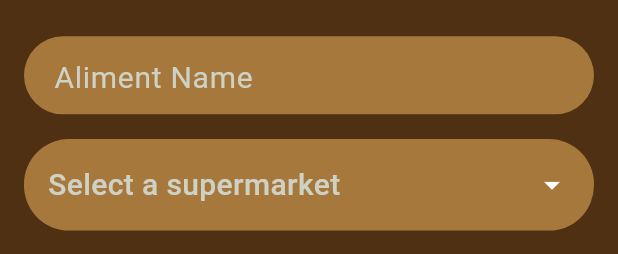
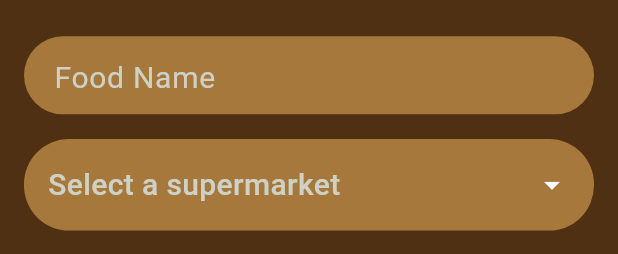
Before and after one commit to Sergio-Hernando/NutriTeca, a Flutter app: the AddAlimentForm widget shown alone on an empty page, opened directly, on a phone screen of 412 x 824 dp. Shown: the top 254 px of the screen. Run offline on Flutter 3.47's test engine with Material 3 defaults, Android fonts, the phone set to English and light mode, and no system bars; drawn by our look-alikes of animated_custom_dropdown; our stand-ins replace carousel_slider, curved_navigation_bar, dio, flutter_bloc, flutter_svg, freezed_annotation and 6 more; accounts and stored records are empty; generated files the repository leaves out were written again; network calls fail.

Commit message:
some new changes for solve problems

```diff
--- a/langs/app_de.arb
+++ b/langs/app_de.arb
@@ -70,5 +70,7 @@
     "splashText": "Die perfekte App, um zu kontrollieren, was du isst und vieles mehr",
     "splashTitle": "NUTRITECA",
     "cancelTitle": "Sind Sie sicher, dass Sie zurückkommen möchten?",
-    "cancelContent": "Wenn Sie diesen Bildschirm verlassen, wird die von Ihnen ausgeführte Aktion abgebrochen."
+    "cancelContent": "Wenn Sie diesen Bildschirm verlassen, wird die von Ihnen ausgeführte Aktion abgebrochen.",
+    "fieldRequired": "Dieses Feld ist erforderlich"
+
 }
--- a/langs/app_en.arb
+++ b/langs/app_en.arb
@@ -70,5 +70,7 @@
     "splashText": "The perfect app to control what you eat and more",
     "splashTitle": "NUTRITECA",
     "cancelTitle": "Are you sure you want to come back?",
-    "cancelContent": "If you leave this screen the action you are carrying out will be canceled"
+    "cancelContent": "If you leave this screen the action you are carrying out will be canceled",
+    "fieldRequired": "This field is required"
+
 }
--- a/langs/app_es.arb
+++ b/langs/app_es.arb
@@ -70,5 +70,6 @@
     "splashText": "La aplicación perfecta para controlar lo que comes y mucho más",
     "splashTitle": "NUTRITECA",
     "cancelTitle": "¿Está seguro que deséa volver?",
-    "cancelContent": "Si sale de esta pantalla se cancelará la acción que esta llevando a cabo"
+    "cancelContent": "Si sale de esta pantalla se cancelará la acción que esta llevando a cabo",
+    "fieldRequired": "Este campo es obligatorio"
 }
--- a/langs/app_fr.arb
+++ b/langs/app_fr.arb
@@ -70,5 +70,6 @@
     "splashText": "L'application parfaite pour contrôler ce que vous mangez et bien plus",
     "splashTitle": "NUTRITECA",
     "cancelTitle": "Etes-vous sûr de vouloir revenir ?",
-    "cancelContent": "Si vous quittez cet écran, l'action que vous effectuez sera annulée"
+    "cancelContent": "Si vous quittez cet écran, l'action que vous effectuez sera annulée",
+    "fieldRequired": "Ce champ est obligatoire"
 }
--- a/langs/app_pt.arb
+++ b/langs/app_pt.arb
@@ -70,5 +70,6 @@
     "splashText": "O aplicativo perfeito para controlar o que você come e muito mais",
     "splashTitle": "NUTRITECA",
     "cancelTitle": "Tem certeza que deseja voltar?",
-    "cancelContent": "Se você sair desta tela a ação que você está realizando será cancelada"
+    "cancelContent": "Se você sair desta tela a ação que você está realizando será cancelada",
+    "fieldRequired": "Este campo é obrigatório"
 }
--- a/lib/presentation/screens/aliments_feature/add_aliment/add_aliment_screen.dart
+++ b/lib/presentation/screens/aliments_feature/add_aliment/add_aliment_screen.dart
@@ -1,4 +1,5 @@
 import 'package:flutter/material.dart';
+import 'package:nutri_teca/core/extensions/context_extension.dart';
 import 'package:nutri_teca/presentation/screens/aliments_feature/add_aliment/widgets/add_form.dart';
 import 'package:nutri_teca/presentation/widgets/base_add_screen.dart';
 
@@ -15,7 +16,7 @@ class AddAlimentScreen extends StatelessWidget {
   @override
   Widget build(BuildContext context) {
     return BaseAddScreen(
-      title: "Add Aliment",
+      title: context.localizations.addAliment,
       body: AddAlimentForm(key: _formKey),
       onPressed: _submit,
     );
--- a/lib/presentation/screens/aliments_feature/add_aliment/widgets/add_form.dart
+++ b/lib/presentation/screens/aliments_feature/add_aliment/widgets/add_form.dart
@@ -1,6 +1,7 @@
 import 'package:animated_custom_dropdown/custom_dropdown.dart';
 import 'package:flutter/material.dart';
 import 'package:flutter_bloc/flutter_bloc.dart';
+import 'package:nutri_teca/core/extensions/context_extension.dart';
 import 'package:nutri_teca/core/extensions/string_extensions.dart';
 import 'package:nutri_teca/core/types/screen_status.dart';
 import 'package:nutri_teca/domain/models/aliment_entity.dart';
@@ -101,9 +102,9 @@ class AddAlimentFormState extends State<AddAlimentForm> {
                 children: [
                   CustomTextField(
                     controller: _controllers['name'],
-                    label: "Aliment Name",
+                    label: context.localizations.alimentName,
                     validator: (value) => value == null || value.isEmpty
-                        ? 'This field is required'
+                        ? context.localizations.fieldRequired
                         : null,
                   ),
                   Padding(
@@ -127,34 +128,34 @@ class AddAlimentFormState extends State<AddAlimentForm> {
                   ),
                   CustomTextField(
                     controller: _controllers['calories'],
-                    label: "Calories",
+                    label: context.localizations.calories,
                     keyboardType: TextInputType.number,
                     validator: (value) => value == null || value.isEmpty
-                        ? 'This field is required'
+                        ? context.localizations.fieldRequired
                         : null,
                   ),
                   CustomTextField(
                     controller: _controllers['fats'],
-                    label: "Fats",
+                    label: context.localizations.fats,
                     keyboardType: TextInputType.number,
                     validator: (value) => value == null || value.isEmpty
-                        ? 'This field is required'
+                        ? context.localizations.fieldRequired
                         : null,
                   ),
                   CustomTextField(
                     controller: _controllers['carbohydrates'],
-                    label: "Carbohydrates",
+                    label: context.localizations.carbohydrates,
                     keyboardType: TextInputType.number,
                     validator: (value) => value == null || value.isEmpty
-                        ? 'This field is required'
+                        ? context.localizations.fieldRequired
                         : null,
                   ),
                   CustomTextField(
                     controller: _controllers['proteins'],
-                    label: "Proteins",
+                    label: context.localizations.proteins,
                     keyboardType: TextInputType.number,
                     validator: (value) => value == null || value.isEmpty
-                        ? 'This field is required'
+                        ? context.localizations.fieldRequired
                         : null,
                   ),
                   AdvancedFields(controllers: _controllers),
--- a/lib/presentation/screens/recipes_feature/recipes/widgets/recipe_card.dart
+++ b/lib/presentation/screens/recipes_feature/recipes/widgets/recipe_card.dart
@@ -28,8 +28,7 @@ class RecipeCard extends StatelessWidget {
           child: Row(
             mainAxisAlignment: MainAxisAlignment.spaceBetween,
             children: [
-              Expanded(
-                child: Column(
+              Column(
                 crossAxisAlignment: CrossAxisAlignment.start,
                 children: [
                   Text(
@@ -50,7 +49,6 @@ class RecipeCard extends StatelessWidget {
                     ),
                   ),
                 ],
-                ),
               ),
               const Icon(
                 Icons.chevron_right,
--- a/lib/presentation/widgets/ad_widgets/intersticial_ad.dart
+++ b/lib/presentation/widgets/ad_widgets/intersticial_ad.dart
@@ -53,7 +53,7 @@ class InterstitialAdWidgetState extends State<InterstitialAdWidget> {
 
   bool _shouldShowAd() {
     Random random = Random();
-    return random.nextDouble() < 0.7;
+    return random.nextDouble() < 0.4;
   }
 
   @override
--- a/lib/presentation/widgets/common_dialog.dart
+++ b/lib/presentation/widgets/common_dialog.dart
@@ -84,10 +84,7 @@ class ConfirmDeleteDialog extends StatelessWidget {
           ),
         ),
         ElevatedButton(
-          onPressed: () {
-            Navigator.of(context).pop(true);
-            onConfirm();
-          },
+          onPressed: onConfirm,
           style: ElevatedButton.styleFrom(
             backgroundColor: AppColors.background,
           ),
--- a/pubspec.yaml
+++ b/pubspec.yaml
@@ -1,7 +1,7 @@
 name: nutri_teca
 description: "A new Flutter project."
 publish_to: 'none'
-version: 0.1.0
+version: 1.0.0+2
 
 environment:
   sdk: '>=3.2.6 <4.0.0'
```
Also changed, not shown: lib/core/routes/app_routes.dart (+22 -0 lines), lib/presentation/screens/aliments_feature/aliments/widgets/aliment_card.dart (+5 -8 lines), lib/presentation/widgets/base_add_screen.dart (+9 -27 lines), 1 other file. Lines whose indentation alone changed are shown as unchanged.
